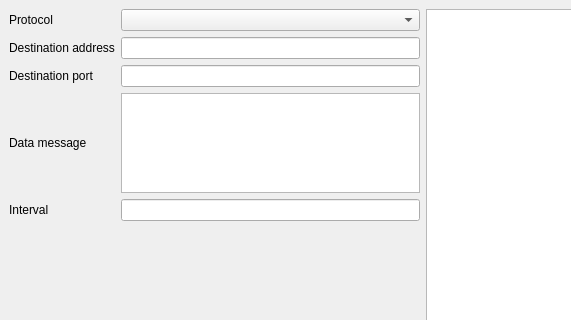
lostrowka/pygen, file main.ui: the form before one commit; both pictures show x 0 to 571 and y 0 to 320 of the 845 by 574 pixel window.
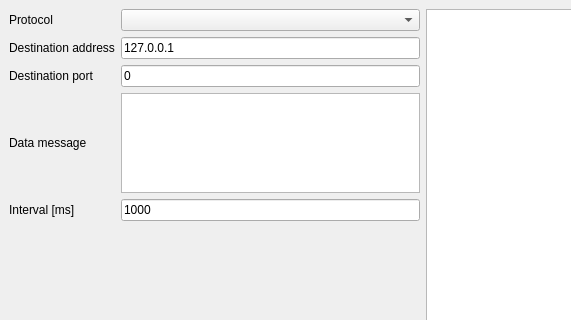
The form after the commit.

Commit message: Add default values to form fields

Diff of the .ui file:
```diff
--- a/main.ui
+++ b/main.ui
@@ -31,15 +31,29 @@
        </widget>
       </item>
       <item row="2" column="1">
-       <widget class="QLineEdit" name="leDestPort"/>
+       <widget class="QLineEdit" name="leDestPort">
+        <property name="text">
+         <string>0</string>
+        </property>
+        <property name="placeholderText">
+         <string>0</string>
+        </property>
+       </widget>
       </item>
       <item row="4" column="1">
-       <widget class="QLineEdit" name="leInterval"/>
+       <widget class="QLineEdit" name="leInterval">
+        <property name="text">
+         <string>1000</string>
+        </property>
+        <property name="placeholderText">
+         <string>1000</string>
+        </property>
+       </widget>
       </item>
       <item row="4" column="0">
        <widget class="QLabel" name="label_5">
         <property name="text">
-         <string>Interval</string>
+         <string>Interval [ms]</string>
         </property>
        </widget>
       </item>
@@ -107,7 +121,14 @@
        </widget>
       </item>
       <item row="1" column="1">
-       <widget class="QLineEdit" name="leDestAddress"/>
+       <widget class="QLineEdit" name="leDestAddress">
+        <property name="text">
+         <string>127.0.0.1</string>
+        </property>
+        <property name="placeholderText">
+         <string>127.0.0.1</string>
+        </property>
+       </widget>
       </item>
       <item row="3" column="1">
        <widget class="QTextEdit" name="teMessage">
```
The commit also changes 1 other file.
